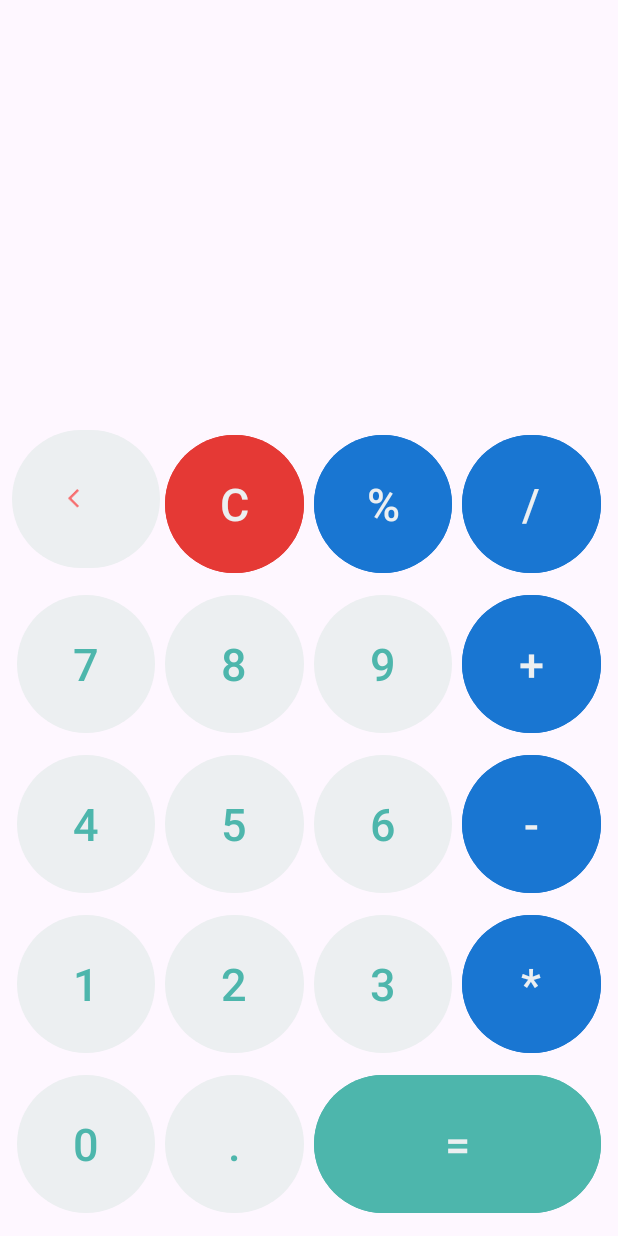
After one commit to pragathees8027/music-player, an Android app: the MainCalc screen opened directly, with no data from a screen before it, on a phone screen of 412 x 824 dp. The commit adds this screen. Run offline under Robolectric (Android 15) with nearby library versions, the phone set to English and light mode, and no system bars.

Commit message:
fix some bugs

```diff
--- a/app/src/main/AndroidManifest.xml
+++ b/app/src/main/AndroidManifest.xml
@@ -14,11 +14,12 @@
         tools:targetApi="31">
         <activity android:name="com.example.music8027.MainPlay"
             android:exported="true">
-
+        </activity>
+        <activity android:name="com.example.music8027.MainCalc"
+            android:exported="true">
         </activity>
         <activity
             android:name=".MainActivity"
-
             android:exported="true">
             <intent-filter>
                 <action android:name="android.intent.action.MAIN" />
--- /dev/null
+++ b/app/src/main/java/com/example/music8027/MainCalc.java
@@ -0,0 +1,353 @@
+package com.example.music8027;
+
+import android.annotation.SuppressLint;
+import android.content.Intent;
+import android.os.Bundle;
+import android.view.View;
+import android.widget.TextView;
+
+import androidx.activity.EdgeToEdge;
+import androidx.appcompat.app.AppCompatActivity;
+import androidx.core.graphics.Insets;
+import androidx.core.view.ViewCompat;
+import androidx.core.view.WindowInsetsCompat;
+
+import com.google.android.material.button.MaterialButton;
+
+import java.text.DecimalFormat;
+
+public class MainCalc extends AppCompatActivity {
+
+    private static final char add = '+';
+    private static final char sub = '-';
+    private static final char prod = '*';
+    private static final char div = '/';
+    private static final char mod = '%';
+    private char curSymbol = '0';
+    private double firstVal = Double.NaN;
+    private double secondVal;
+    private TextView inDisp, outDisp;
+    private DecimalFormat decForm;
+
+
+    @Override
+    protected void onCreate(Bundle savedInstanceState) {
+        super.onCreate(savedInstanceState);
+        EdgeToEdge.enable(this);
+        setContentView(R.layout.activity_calc_main);
+        ViewCompat.setOnApplyWindowInsetsListener(findViewById(R.id.main_calc), (v, insets) -> {
+            Insets systemBars = insets.getInsets(WindowInsetsCompat.Type.systemBars());
+            v.setPadding(systemBars.left, systemBars.top, systemBars.right, systemBars.bottom);
+            return insets;
+        });
+
+        decForm = new DecimalFormat("#.#####");
+        inDisp = findViewById(R.id.input);
+        outDisp = findViewById(R.id.output);
+
+        MaterialButton button0 = findViewById(R.id.zero);
+        MaterialButton button1 = findViewById(R.id.one);
+        MaterialButton button2 = findViewById(R.id.two);
+        MaterialButton button3 = findViewById(R.id.three);
+        MaterialButton button4 = findViewById(R.id.four);
+        MaterialButton button5 = findViewById(R.id.five);
+        MaterialButton button6 = findViewById(R.id.six);
+        MaterialButton button7 = findViewById(R.id.seven);
+        MaterialButton button8 = findViewById(R.id.eight);
+        MaterialButton button9 = findViewById(R.id.nine);
+        MaterialButton buttonDot = findViewById(R.id.dot);
+        MaterialButton buttonAdd = findViewById(R.id.sum);
+        MaterialButton buttonSub = findViewById(R.id.diff);
+        MaterialButton buttonProd = findViewById(R.id.product);
+        MaterialButton buttonDiv = findViewById(R.id.divide);
+        MaterialButton buttonEqual = findViewById(R.id.result);
+        MaterialButton buttonClear = findViewById(R.id.clear);
+        MaterialButton buttonClose = findViewById(R.id.close);
+        MaterialButton buttonRem = findViewById(R.id.rem);
+
+        buttonClose.setOnClickListener(new View.OnClickListener() {
+            @Override
+            public void onClick(View view) {
+                Intent MainAct = new Intent(view.getContext(), MainActivity.class);
+                view.getContext().startActivity(MainAct);
+            }
+        });
+
+        button0.setOnClickListener(new View.OnClickListener() {
+            @Override
+            public void onClick(View v) {
+                if (curSymbol == '/' || curSymbol == '%'){
+                } else {
+                    inDisp.setText(inDisp.getText() + "0");
+                }
+            }
+        });
+
+        button1.setOnClickListener(new View.OnClickListener() {
+            @Override
+            public void onClick(View v) {
+                inDisp.setText(inDisp.getText() + "1");
+            }
+        });
+
+        button2.setOnClickListener(new View.OnClickListener() {
+            @Override
+            public void onClick(View v) {
+                inDisp.setText(inDisp.getText() + "2");
+            }
+        });
+
+        button3.setOnClickListener(new View.OnClickListener() {
+            @Override
+            public void onClick(View v) {
+                inDisp.setText(inDisp.getText() + "3");
+            }
+        });
+
+        button4.setOnClickListener(new View.OnClickListener() {
+            @Override
+            public void onClick(View v) {
+                inDisp.setText(inDisp.getText() + "4");
+            }
+        });
+
+        button5.setOnClickListener(new View.OnClickListener() {
+            @Override
+            public void onClick(View v) {
+                inDisp.setText(inDisp.getText() + "5");
+            }
+        });
+
+        button6.setOnClickListener(new View.OnClickListener() {
+            @Override
+            public void onClick(View v) {
+                inDisp.setText(inDisp.getText() + "6");
+            }
+        });
+
+        button7.setOnClickListener(new View.OnClickListener() {
+            @Override
+            public void onClick(View v) {
+                inDisp.setText(inDisp.getText() + "7");
+            }
+        });
+
+        button8.setOnClickListener(new View.OnClickListener() {
+            @Override
+            public void onClick(View v) {
+                inDisp.setText(inDisp.getText() + "8");
+            }
+        });
+
+        button9.setOnClickListener(new View.OnClickListener() {
+            @Override
+            public void onClick(View v) {
+                inDisp.setText(inDisp.getText() + "9");
+            }
+        });
+
+        buttonAdd.setOnClickListener(new View.OnClickListener() {
+            @Override
+            public void onClick(View v) {
+                if (curSymbol != '0' && inDisp.getText().length()==0) {
+                } else if (inDisp.getText().length()>0 && curSymbol != '0') {
+                    CalcOperations();
+                    outDisp.setText(decForm.format(firstVal));
+                    inDisp.setText(decForm.format(firstVal));
+                    /*firstVal = Double.parseDouble(outDisp.getText().toString());*/
+                    curSymbol = '0';
+                    curSymbol = add;
+                    outDisp.setText(decForm.format(firstVal) + "+");
+                    inDisp.setText(null);
+                } else {
+                    firstVal = Double.parseDouble(inDisp.getText().toString());
+                    CalcOperations();
+                    curSymbol = add;
+                    outDisp.setText(decForm.format(firstVal) + "+");
+                    inDisp.setText(null);
+                }
+            }
+        });
+
+        buttonSub.setOnClickListener(new View.OnClickListener() {
+            @Override
+            public void onClick(View v) {
+                if (curSymbol != '0' && inDisp.getText().length()==0) {
+                } else if (inDisp.getText().length()>0 && curSymbol != '0') {
+                    CalcOperations();
+                    outDisp.setText(decForm.format(firstVal));
+                    inDisp.setText(decForm.format(firstVal));
+                    /*firstVal = Double.parseDouble(outDisp.getText().toString());*/
+                    curSymbol = '0';
+                    curSymbol = sub;
+                    outDisp.setText(decForm.format(firstVal) + "-");
+                    inDisp.setText(null);
+                } else {
+                    firstVal = Double.parseDouble(inDisp.getText().toString());
+                    CalcOperations();
+                    curSymbol = sub;
+                    outDisp.setText(decForm.format(firstVal) + "-");
+                    inDisp.setText(null);
+                }
+            }
+        });
+
+        buttonProd.setOnClickListener(new View.OnClickListener() {
+            @Override
+            public void onClick(View v) {
+                if (curSymbol != '0' && inDisp.getText().length()==0) {
+                } else if (inDisp.getText().length()>0 && curSymbol != '0') {
+                    CalcOperations();
+                    outDisp.setText(decForm.format(firstVal));
+                    inDisp.setText(decForm.format(firstVal));
+                    /*firstVal = Double.parseDouble(outDisp.getText().toString());*/
+                    curSymbol = '0';
+                    curSymbol = prod;
+                    outDisp.setText(decForm.format(firstVal) + "*");
+                    inDisp.setText(null);
+                } else {
+                    firstVal = Double.parseDouble(inDisp.getText().toString());
+                    CalcOperations();
+                    curSymbol = prod;
+                    outDisp.setText(decForm.format(firstVal) + "*");
+                    inDisp.setText(null);
+                }
+            }
+        });
+
+        buttonDiv.setOnClickListener(new View.OnClickListener() {
+            @Override
+            public void onClick(View v) {
+                if (curSymbol != '0' && inDisp.getText().length()==0) {
+                } else if (inDisp.getText().length()>0 && curSymbol != '0') {
+                    CalcOperations();
+                    outDisp.setText(decForm.format(firstVal));
+                    inDisp.setText(decForm.format(firstVal));
+                    /*firstVal = Double.parseDouble(outDisp.getText().toString());*/
+                    curSymbol = '0';
+                    curSymbol = div;
+                    outDisp.setText(decForm.format(firstVal)+ "/");
+                    inDisp.setText(null);
+                } else {
+                    firstVal = Double.parseDouble(inDisp.getText().toString());
+                    CalcOperations();
+                    curSymbol = div;
+                    outDisp.setText(decForm.format(firstVal) + "/");
+                    inDisp.setText(null);
+                }
+            }
+        });
+
+        buttonRem.setOnClickListener(new View.OnClickListener() {
+            @Override
+            public void onClick(View v) {
+                if (curSymbol != '0' && inDisp.getText().length()==0) {
+                } else if (inDisp.getText().length()>0 && curSymbol != '0') {
+                    CalcOperations();
+                    outDisp.setText(decForm.format(firstVal));
+                    inDisp.setText(decForm.format(firstVal));
+                    /*firstVal = Double.parseDouble(outDisp.getText().toString());*/
+                    curSymbol = '0';
+                    curSymbol = mod;
+                    outDisp.setText(decForm.format(firstVal) + "%");
+                    inDisp.setText(null);
+                } else {
+                    firstVal = Double.parseDouble(inDisp.getText().toString());
+                    CalcOperations();
+                    curSymbol = mod;
+                    outDisp.setText(decForm.format(firstVal) + "%");
+                    inDisp.setText(null);
+                }
+            }
+        });
+
+        buttonDot.setOnClickListener(new View.OnClickListener() {
+            @Override
+            public void onClick(View v) {
+                if (inDisp.getText().toString().matches("[0-9]*\\.[0-9]*")){
+                } else if (inDisp.getText().toString().equals("")) {
+                    inDisp.setText("0.");
+                } else{
+                    inDisp.setText(inDisp.getText() + ".");
+                }
+            }
+        });
+
+        buttonClear.setOnClickListener(new View.OnClickListener() {
+            @Override
+            public void onClick(View v) {
+                if (curSymbol != '0'){
+                    CharSequence curText = outDisp.getText();
+                    inDisp.setText(curText.subSequence(0,curText.length() - 1));
+                    outDisp.setText(curText.subSequence(0,curText.length() - 1));
+                    curSymbol = '0';
+                } else if (inDisp.getText().length()>0){
+                    CharSequence curText = inDisp.getText();
+                    inDisp.setText(curText.subSequence(0,curText.length() - 1));
+                } else {
+                    firstVal = Double.NaN;
+                    secondVal = Double.NaN;
+                    inDisp.setText("");
+                    outDisp.setText("");
+                }
+            }
+        });
+
+        buttonEqual.setOnClickListener(new View.OnClickListener() {
+            @Override
+            public void onClick(View v) {
+                if (inDisp.getText().toString().equals("")) {
+                }
+                else if (!inDisp.getText().toString().equals("") && curSymbol == '0'){
+                    firstVal = Double.parseDouble(inDisp.getText().toString());
+                    outDisp.setText(decForm.format(firstVal));
+                    //inDisp.setText(decForm.format(firstVal));
+                }else{
+                    CalcOperations();
+                    outDisp.setText(decForm.format(firstVal));
+                    inDisp.setText(decForm.format(firstVal));
+                    /*firstVal = Double.parseDouble(outDisp.getText().toString());*/
+                    curSymbol = '0';
+                }
+            }
+        });
+    }
+    private void CalcOperations(){
+        if (!Double.isNaN(firstVal)){
+            secondVal = Double.parseDouble(inDisp.getText().toString());
+            inDisp.setText(null);
+
+            switch (curSymbol) {
+                case add:
+                    firstVal = this.firstVal + secondVal;
+                    break;
+
+                case sub:
+                    firstVal = this.firstVal - secondVal;
+                    break;
+
+                case prod:
+                    firstVal = this.firstVal * secondVal;
+                    break;
+
+                case div:
+                    if (secondVal == 0)
+                        break;
+                    firstVal = this.firstVal / secondVal;
+                    break;
+
+                case mod:
+                    if (secondVal == 0)
+                        break;
+                    firstVal = this.firstVal % secondVal;
+                    break;
+            }
+        } else {
+            try{
+                firstVal = Double.parseDouble(inDisp.getText().toString());
+            } catch (Exception e){
+
+            }
+        }
+    }
+}
--- /dev/null
+++ b/app/src/main/res/layout/activity_calc_buttons.xml
@@ -0,0 +1,246 @@
+<?xml version="1.0" encoding="utf-8"?>
+<RelativeLayout
+    xmlns:android="http://schemas.android.com/apk/res/android"
+    xmlns:app="http://schemas.android.com/apk/res-auto"
+    android:layout_width="match_parent"
+    android:layout_height="match_parent">
+
+    <GridLayout
+        android:layout_width="match_parent"
+        android:layout_height="wrap_content"
+        android:rowCount="5"
+        android:columnCount="4">
+
+        <com.google.android.material.button.MaterialButton
+            android:id="@+id/close"
+            android:layout_width="wrap_content"
+            android:layout_height="100sp"
+            android:textColor="@color/white"
+            android:textSize="30sp"
+            android:layout_margin="0sp"
+            android:layout_row="0"
+            android:layout_column="0"
+            app:icon="@drawable/ic_arrow_back_ios"
+            app:iconGravity="textStart"
+            app:iconSize="30sp"
+            app:iconTint="#f00"
+            android:layout_columnSpan="1"
+            android:layout_columnWeight="1"/>
+
+        <com.google.android.material.button.MaterialButton
+            android:id="@+id/clear"
+            android:layout_width="wrap_content"
+            android:layout_height="100sp"
+            android:text="C"
+            android:textColor="@color/white"
+            android:textSize="30sp"
+            android:layout_margin="3sp"
+            android:layout_row="0"
+            android:layout_column="1"
+            android:backgroundTint="@color/red"
+            android:layout_columnSpan="1"
+            android:layout_columnWeight="1"/>
+
+        <com.google.android.material.button.MaterialButton
+            android:id="@+id/divide"
+            android:layout_width="wrap_content"
+            android:layout_height="100sp"
+            android:text="/"
+            android:textColor="@color/white"
+            android:textSize="30sp"
+            android:layout_margin="3sp"
+            android:layout_row="0"
+            android:layout_column="3"
+            android:backgroundTint="@color/blue"
+            android:layout_columnWeight="1"/>
+
+        <com.google.android.material.button.MaterialButton
+            android:id="@+id/rem"
+            android:layout_width="wrap_content"
+            android:layout_height="100sp"
+            android:text="%"
+            android:textColor="@color/white"
+            android:textSize="30sp"
+            android:layout_margin="3sp"
+            android:layout_row="0"
+            android:layout_column="2"
+            android:backgroundTint="@color/blue"
+            android:layout_columnWeight="1"/>
+
+        <com.google.android.material.button.MaterialButton
+            android:id="@+id/seven"
+            android:layout_width="wrap_content"
+            android:layout_height="100sp"
+            android:text="7"
+            android:textSize="30sp"
+            android:layout_margin="3dp"
+            android:layout_row="1"
+            android:layout_column="0"
+            android:layout_columnWeight="1"/>
+
+        <com.google.android.material.button.MaterialButton
+            android:id="@+id/eight"
+            android:layout_width="wrap_content"
+            android:layout_height="100sp"
+            android:text="8"
+            android:textSize="30sp"
+            android:layout_margin="3sp"
+            android:layout_row="1"
+            android:layout_column="1"
+            android:layout_columnWeight="1"/>
+
+        <com.google.android.material.button.MaterialButton
+            android:id="@+id/nine"
+            android:layout_width="wrap_content"
+            android:layout_height="100sp"
+            android:text="9"
+            android:textSize="30sp"
+            android:layout_margin="3sp"
+            android:layout_row="1"
+            android:layout_column="2"
+            android:layout_columnWeight="1"/>
+
+        <com.google.android.material.button.MaterialButton
+            android:id="@+id/sum"
+            android:layout_width="wrap_content"
+            android:layout_height="100sp"
+            android:text="+"
+            android:textColor="@color/white"
+            android:textSize="30sp"
+            android:layout_margin="3sp"
+            android:layout_row="1"
+            android:layout_column="3"
+            android:backgroundTint="@color/blue"
+            android:layout_columnWeight="1"/>
+
+        <com.google.android.material.button.MaterialButton
+            android:id="@+id/four"
+            android:layout_width="wrap_content"
+            android:layout_height="100sp"
+            android:text="4"
+            android:textSize="30sp"
+            android:layout_margin="3sp"
+            android:layout_row="2"
+            android:layout_column="0"
+            android:layout_columnWeight="1"/>
+
+        <com.google.android.material.button.MaterialButton
+            android:id="@+id/five"
+            android:layout_width="wrap_content"
+            android:layout_height="100sp"
+            android:text="5"
+            android:textSize="30sp"
+            android:layout_margin="3sp"
+            android:layout_row="2"
+            android:layout_column="1"
+            android:layout_columnWeight="1"/>
+
+        <com.google.android.material.button.MaterialButton
+            android:id="@+id/six"
+            android:layout_width="wrap_content"
+            android:layout_height="100sp"
+            android:text="6"
+            android:textSize="30sp"
+            android:layout_margin="3sp"
+            android:layout_row="2"
+            android:layout_column="2"
+            android:layout_columnWeight="1"/>
+
+        <com.google.android.material.button.MaterialButton
+            android:id="@+id/diff"
+            android:layout_width="wrap_content"
+            android:layout_height="100sp"
+            android:text="-"
+            android:textColor="@color/white"
+            android:textSize="30sp"
+            android:layout_margin="3sp"
+            android:layout_row="2"
+            android:layout_column="3"
+            android:backgroundTint="@color/blue"
+            android:layout_columnWeight="1"/>
+
+        <com.google.android.material.button.MaterialButton
+            android:id="@+id/one"
+            android:layout_width="wrap_content"
+            android:layout_height="100sp"
+            android:text="1"
+            android:textSize="30sp"
+            android:layout_margin="3sp"
+            android:layout_row="3"
+            android:layout_column="0"
+            android:layout_columnWeight="1"/>
+
+        <com.google.android.material.button.MaterialButton
+            android:id="@+id/two"
+            android:layout_width="wrap_content"
+            android:layout_height="100sp"
+            android:text="2"
+            android:textSize="30sp"
+            android:layout_margin="3sp"
+            android:layout_row="3"
+            android:layout_column="1"
+            android:layout_columnWeight="1"/>
+
+        <com.google.android.material.button.MaterialButton
+            android:id="@+id/three"
+            android:layout_width="wrap_content"
+            android:layout_height="100sp"
+            android:text="3"
+            android:textSize="30sp"
+            android:layout_margin="3sp"
+            android:layout_row="3"
+            android:layout_column="2"
+            android:layout_columnWeight="1"/>
+
+        <com.google.android.material.button.MaterialButton
+            android:id="@+id/product"
+            android:layout_width="wrap_content"
+            android:layout_height="100sp"
+            android:text="*"
+            android:textColor="@color/white"
+            android:textSize="30sp"
+            android:layout_margin="3sp"
+            android:layout_row="3"
+            android:layout_column="3"
+            android:backgroundTint="@color/blue"
+            android:layout_columnWeight="1"/>
+
+        <com.google.android.material.button.MaterialButton
+            android:id="@+id/zero"
+            android:layout_width="wrap_content"
+            android:layout_height="100sp"
+            android:text="0"
+            android:textSize="30sp"
+            android:layout_margin="3sp"
+            android:layout_row="4"
+            android:layout_column="0"
+            android:layout_columnWeight="1"/>
+
+        <com.google.android.material.button.MaterialButton
+            android:id="@+id/dot"
+            android:layout_width="wrap_content"
+            android:layout_height="100sp"
+            android:text="."
+            android:textSize="30sp"
+            android:layout_margin="3sp"
+            android:layout_row="4"
+            android:layout_column="1"
+            android:layout_columnWeight="1"/>
+
+        <com.google.android.material.button.MaterialButton
+            android:id="@+id/result"
+            android:layout_width="wrap_content"
+            android:layout_height="100sp"
+            android:text="="
+            android:textColor="@color/white"
+            android:textSize="30sp"
+            android:layout_margin="3sp"
+            android:layout_row="4"
+            android:layout_column="2"
+            android:layout_columnSpan="2"
+            android:backgroundTint="@color/teal"
+            android:layout_columnWeight="1"/>
+
+    </GridLayout>
+
+</RelativeLayout>
--- /dev/null
+++ b/app/src/main/res/layout/activity_calc_main.xml
@@ -0,0 +1,44 @@
+<?xml version="1.0" encoding="utf-8"?>
+<LinearLayout xmlns:android="http://schemas.android.com/apk/res/android"
+    xmlns:tools="http://schemas.android.com/tools"
+    android:id="@+id/main_calc"
+    android:layout_width="match_parent"
+    android:layout_height="match_parent"
+    android:orientation="vertical"
+    tools:context=".MainCalc">
+
+    <TextView
+        android:id="@+id/input"
+        android:layout_width="wrap_content"
+        android:layout_height="wrap_content"
+        android:text=""
+        android:textSize="40sp"
+        android:textColor="@color/teal"
+        android:padding="10sp"
+        android:layout_gravity="end"
+        />
+
+    <TextView
+        android:id="@+id/output"
+        android:layout_width="wrap_content"
+        android:layout_height="wrap_content"
+        android:text=""
+        android:textSize="60sp"
+        android:textColor="@color/teal"
+        android:padding="10sp"
+        android:layout_gravity="end"
+        />
+
+    <RelativeLayout
+        android:layout_width="match_parent"
+        android:layout_height="match_parent"
+        android:layout_margin="8sp"
+        android:gravity="bottom">
+
+        <include
+            layout="@layout/activity_calc_buttons"
+            android:layout_width="wrap_content"
+            android:layout_height="wrap_content"/>
+    </RelativeLayout>
+
+</LinearLayout>
```
Also changed, not shown: app/src/main/java/com/example/music8027/MainActivity.java (+9 -0 lines), 2 other files.
